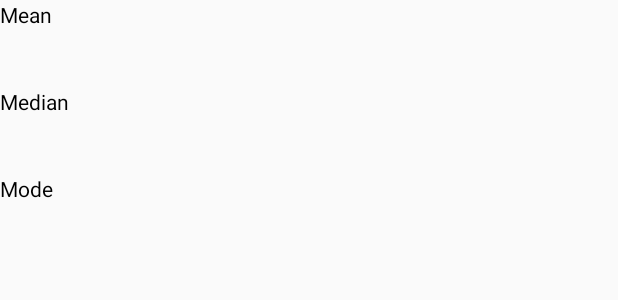
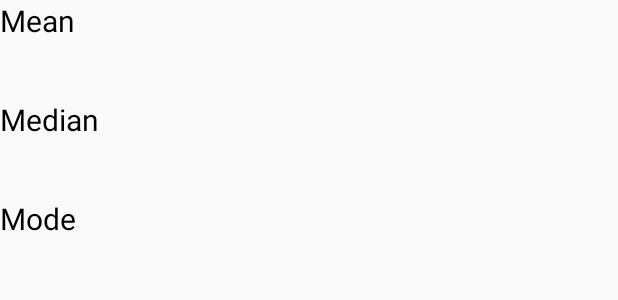
Before and after one commit to Nadzmi-Freelance/Central-Tendency-Snap, an Android app: the layout activity_compute_group_data_mt.xml on its own in the app's theme, with its tools: preview values and no code run, on a phone screen of 412 x 824 dp. Shown: the top 300 px of the screen. Run offline under Robolectric (Android 15) with nearby library versions, the phone set to English and light mode, and no system bars; network calls fail.

```diff
--- a/app/src/main/res/layout/activity_compute_group_data_mt.xml
+++ b/app/src/main/res/layout/activity_compute_group_data_mt.xml
@@ -18,7 +18,8 @@
             <TextView
                 android:text="@string/mean"
                 android:id="@+id/tvMeanTitle"
-                android:textColor="#000000"
+                android:textSize="20sp"
+                android:textColor="@color/black"
                 android:layout_width="match_parent"
                 android:layout_height="wrap_content" />
 
@@ -45,7 +46,8 @@
             <TextView
                 android:text="@string/median"
                 android:id="@+id/tvMedianTitle"
-                android:textColor="#000000"
+                android:textSize="20sp"
+                android:textColor="@color/black"
                 android:layout_width="match_parent"
                 android:layout_height="wrap_content" />
 
@@ -72,7 +74,8 @@
             <TextView
                 android:text="@string/mode"
                 android:id="@+id/tvModeTitle"
-                android:textColor="#000000"
+                android:textSize="20sp"
+                android:textColor="@color/black"
                 android:layout_width="match_parent"
                 android:layout_height="wrap_content" />
 
--- a/app/src/main/res/values/strings.xml
+++ b/app/src/main/res/values/strings.xml
@@ -72,4 +72,5 @@
 
     <!-- exceptions -->
     <string name="exp_crop_function">Your phone does not have crop functionality. You have to install app that has crop functionality.</string>
+    <string name="exp_input_empty">Please fill all of the forms.</string>
 </resources>
```
Also changed, not shown: app/src/main/java/com/seladanghijau/centraltendencysnap/activity/GroupedData.java (+11 -0 lines), app/src/main/java/com/seladanghijau/centraltendencysnap/activity/UngroupedData.java (+11 -0 lines), app/src/main/java/com/seladanghijau/centraltendencysnap/provider/CalculatorGroupedData.java (+17 -6 lines), 1 other file.
